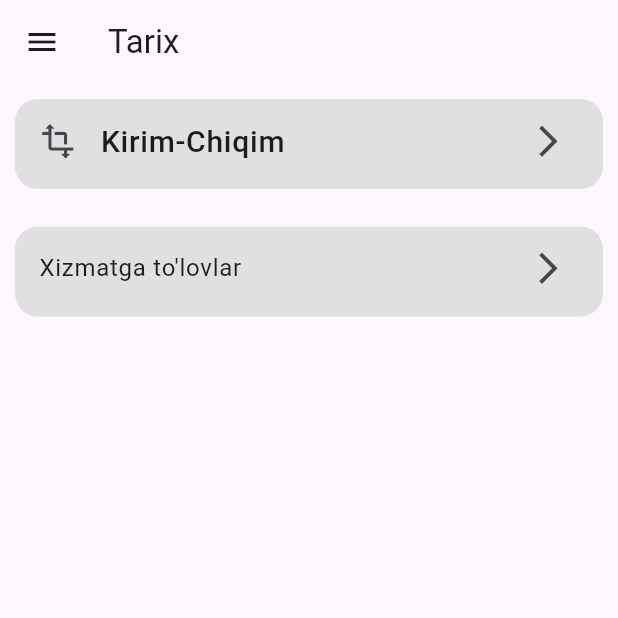
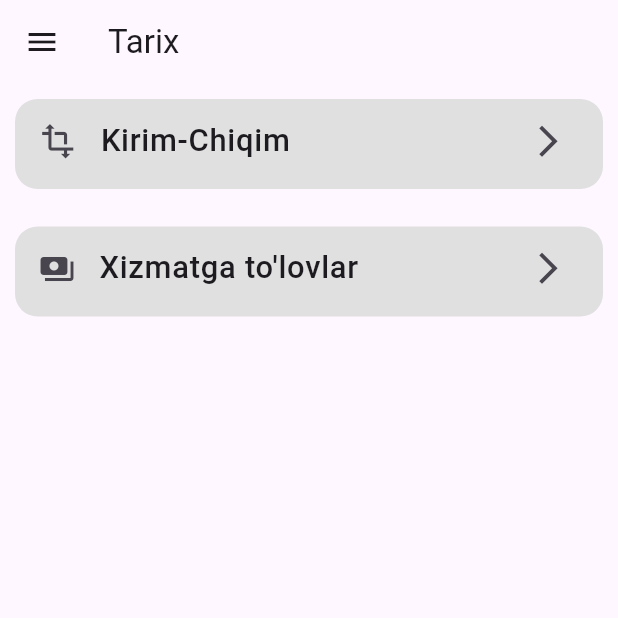
Before and after one commit to khusantoy/davr-mobile, a Flutter app: the HistoryScreen screen opened directly, on a phone screen of 412 x 824 dp, the top half of it. Run offline on Flutter 3.47's test engine with Material 3 defaults, Android fonts, the phone set to English and light mode, and no system bars; our stand-ins replace adaptive_theme, flutter_screenutil, google_fonts, lottie, shared_preferences; accounts and stored records are empty; generated files the repository leaves out were written again.

```diff
--- a/lib/views/screens/history/history.dart
+++ b/lib/views/screens/history/history.dart
@@ -3,6 +3,7 @@ import 'package:davr_mobile/views/screens/history/widgets/payments_to_services.d
 import 'package:davr_mobile/views/screens/history/widgets/transactions_via_cards.dart';
 import 'package:flutter/cupertino.dart';
 import 'package:flutter/material.dart';
+import 'package:flutter_screenutil/flutter_screenutil.dart';
 
 import '../../widgets/custom_drawer.dart';
 
@@ -39,10 +40,10 @@ class HistoryScreen extends StatelessWidget {
                   Icons.transform_outlined,
                   size: 25,
                 ),
-                title: const Text(
+                title: Text(
                   "Kirim-Chiqim",
                   style: TextStyle(
-                    fontSize: 20,
+                    fontSize: 18.sp,
                     fontWeight: FontWeight.w500,
                   ),
                 ),
@@ -71,7 +72,14 @@ class HistoryScreen extends StatelessWidget {
                     AdaptiveTheme.of(context).mode == AdaptiveThemeMode.dark
                         ? Colors.black
                         : Colors.grey.shade300,
-                title: Text("Xizmatga to'lovlar"),
+                leading: const Icon(Icons.payments),
+                title: Text(
+                  "Xizmatga to'lovlar",
+                  style: TextStyle(
+                    fontSize: 18.sp,
+                    fontWeight: FontWeight.w500,
+                  ),
+                ),
                 trailing: const Icon(
                   Icons.arrow_forward_ios,
                   size: 25,
--- a/lib/views/screens/transaction/transactions.dart
+++ b/lib/views/screens/transaction/transactions.dart
@@ -77,7 +77,7 @@ class _TransactionScreenState extends State<TransactionScreen> {
                 keyboardType: TextInputType.number,
                 decoration: InputDecoration(
                   prefixIcon: const Icon(Icons.attach_money),
-                  labelText: 'Amount',
+                  labelText: 'Miqdor',
                   border: OutlineInputBorder(
                     borderRadius: BorderRadius.circular(14),
                     borderSide: const BorderSide(color: Colors.grey),
```
Also changed, not shown: lib/views/widgets/settings_screen.dart (+5 -5 lines).
